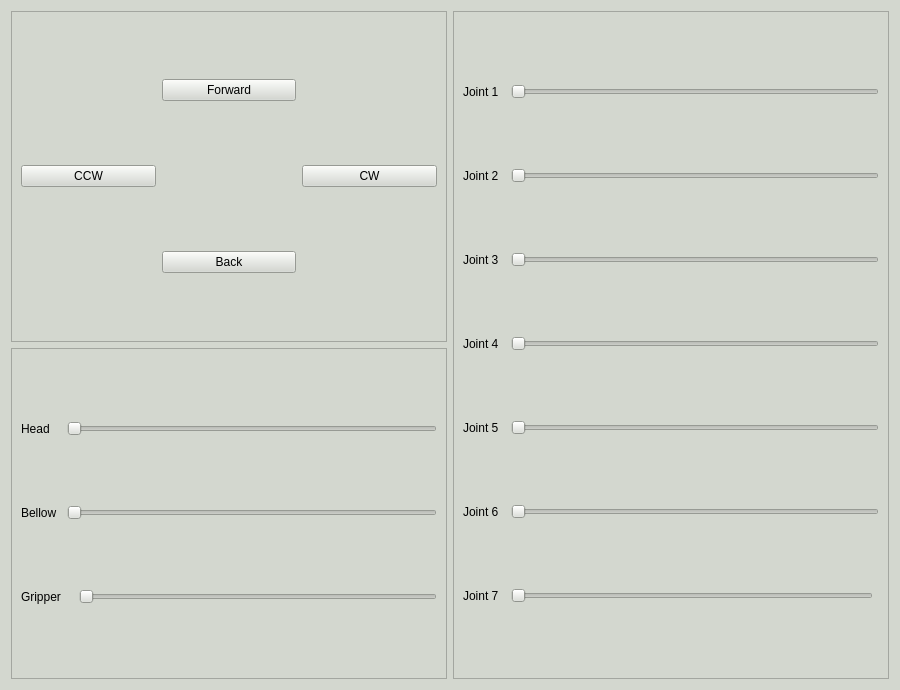
Before: the Qt Designer form fetch_robot_sim/scripts/gui/ui/teleop.ui in GeorgeSheslow/Sensors_and_Control_Fetch_Robot, drawn with Qt 5.
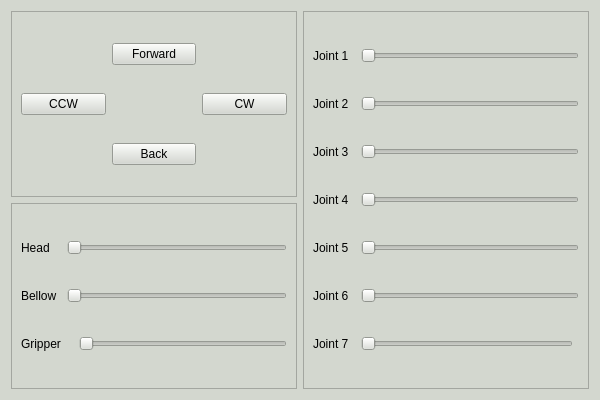
After: the same form once the commit is applied.

Diff of the .ui file:
```diff
--- a/fetch_robot_sim/scripts/gui/ui/teleop.ui
+++ b/fetch_robot_sim/scripts/gui/ui/teleop.ui
@@ -6,14 +6,14 @@
    <rect>
     <x>0</x>
     <y>0</y>
-    <width>900</width>
-    <height>690</height>
+    <width>600</width>
+    <height>400</height>
    </rect>
   </property>
   <property name="minimumSize">
    <size>
-    <width>900</width>
-    <height>600</height>
+    <width>600</width>
+    <height>400</height>
    </size>
   </property>
   <property name="windowTitle">
```
